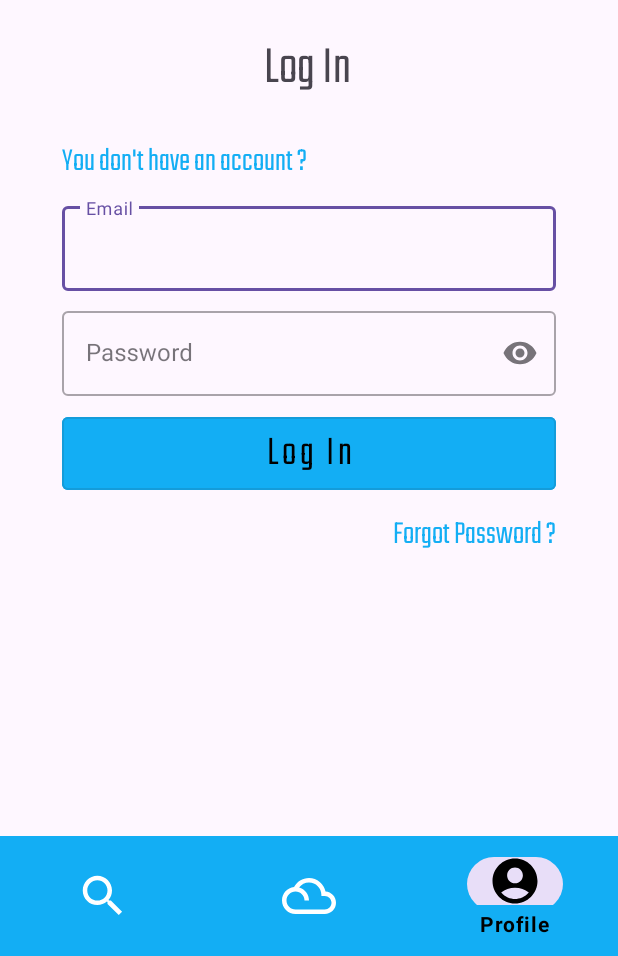
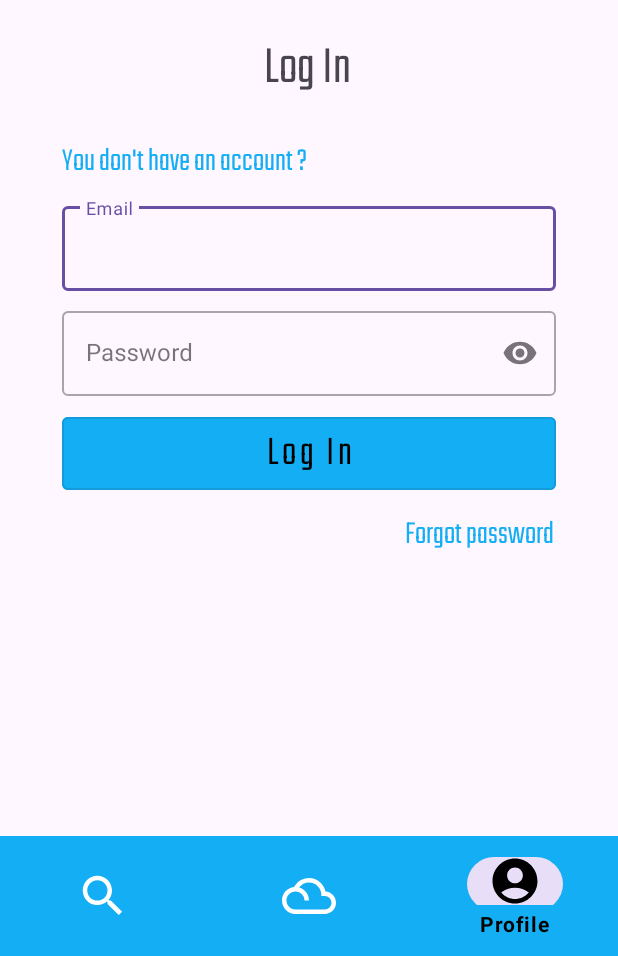
Before and after one commit to NolReaction/HandBook_Client, an Android app: the GuestProfile screen opened directly, with no data from a screen before it, on a phone screen of 412 x 824 dp, the part 280-1236 px from its top. Run offline under Robolectric (Android 15) with nearby library versions, the phone set to English and light mode, and no system bars; our stand-ins replace navigation-ui; network calls fail.

Commit message:
V0.9.8 Промежуточная русификация //

```diff
--- a/app/src/main/res/layout/fragment_guest_history.xml
+++ b/app/src/main/res/layout/fragment_guest_history.xml
@@ -26,7 +26,7 @@
         android:layout_height="wrap_content"
         android:layout_marginTop="20dp"
         android:fontFamily="@font/teko_font"
-        android:text="Ohh no"
+        android:text="@string/ohh_no"
         android:textSize="36sp"
         app:layout_constraintEnd_toEndOf="parent"
         app:layout_constraintHorizontal_bias="0.498"
@@ -39,7 +39,7 @@
         android:layout_height="wrap_content"
         android:layout_marginTop="64dp"
         android:fontFamily="@font/teko_font"
-        android:text="You are not authorized ! Only authorized user can keep history"
+        android:text="@string/you_are_not_authorized"
         android:textSize="30sp"
         app:layout_constraintEnd_toEndOf="parent"
         app:layout_constraintStart_toStartOf="parent"
@@ -54,7 +54,7 @@
         android:layout_marginTop="48dp"
         android:backgroundTint="@color/myBlue"
         android:fontFamily="@font/teko_font"
-        android:text="Go to profile"
+        android:text="@string/go_to_profile"
         android:textAllCaps="false"
         android:textColor="@color/black"
         android:textSize="28sp"
--- a/app/src/main/res/layout/fragment_guest_profile.xml
+++ b/app/src/main/res/layout/fragment_guest_profile.xml
@@ -26,7 +26,7 @@
         android:layout_height="wrap_content"
         android:layout_marginTop="20dp"
         android:fontFamily="@font/teko_font"
-        android:text="Log In"
+        android:text="@string/log_in"
         android:textSize="36sp"
         app:layout_constraintEnd_toEndOf="parent"
         app:layout_constraintHorizontal_bias="0.498"
@@ -40,7 +40,7 @@
         android:layout_height="wrap_content"
         android:layout_marginBottom="8dp"
         android:fontFamily="@font/teko_font"
-        android:text="You don't have an account ?"
+        android:text="@string/you_don_t_have_an_account_question"
         android:textSize="22sp"
         app:layout_constraintBottom_toTopOf="@+id/emailInputLayout"
         app:layout_constraintEnd_toEndOf="parent"
@@ -58,7 +58,7 @@
         app:layout_constraintWidth_percent="0.8"
         android:layout_height="wrap_content"
         android:layout_marginTop="60dp"
-        android:hint="Email"
+        android:hint="@string/email"
         app:layout_constraintEnd_toEndOf="parent"
         app:layout_constraintStart_toStartOf="parent"
         app:layout_constraintTop_toBottomOf="@id/login_textView" >
@@ -77,7 +77,7 @@
         app:layout_constraintWidth_percent="0.8"
         android:layout_height="wrap_content"
         android:layout_marginTop="8dp"
-        android:hint="Password"
+        android:hint="@string/password"
         app:endIconMode="password_toggle"
         app:layout_constraintEnd_toEndOf="parent"
         app:layout_constraintStart_toStartOf="parent"
@@ -96,7 +96,7 @@
         android:layout_width="0dp"
         android:layout_height="wrap_content"
         android:layout_marginTop="8dp"
-        android:text="Log In"
+        android:text="@string/log_in"
         android:textSize="28sp"
         android:fontFamily="@font/teko_font"
         style="@style/Widget.MaterialComponents.Button.OutlinedButton"
@@ -117,7 +117,7 @@
         android:clickable="true"
         android:focusable="true"
         android:fontFamily="@font/teko_font"
-        android:text="Forgot Password ?"
+        android:text="@string/forgot_password"
         android:textColor="@color/myBlue"
         android:textSize="22sp"
         app:layout_constraintEnd_toEndOf="parent"
--- a/app/src/main/res/layout/fragment_profile.xml
+++ b/app/src/main/res/layout/fragment_profile.xml
@@ -27,7 +27,7 @@
         android:layout_height="wrap_content"
         android:layout_marginTop="20dp"
         android:fontFamily="@font/teko_font"
-        android:text="Username"
+        android:text="@string/username"
         android:textSize="36sp"
         android:clickable="true"
         app:layout_constraintEnd_toEndOf="parent"
@@ -43,7 +43,7 @@
         android:layout_marginBottom="60dp"
         android:backgroundTint="@color/myBlue"
         android:fontFamily="@font/teko_font"
-        android:text="Log out"
+        android:text="@string/log_out"
         android:textAllCaps="false"
         android:textColor="@color/black"
         android:textSize="28sp"
--- a/app/src/main/res/layout/item_history.xml
+++ b/app/src/main/res/layout/item_history.xml
@@ -24,7 +24,7 @@
             android:id="@+id/place_name"
             android:layout_width="0dp"
             android:layout_height="wrap_content"
-            android:text="Название места"
+            android:text="@string/name_of_place"
             android:textSize="18sp"
             android:textStyle="bold"
             android:textColor="@color/black"
@@ -54,7 +54,7 @@
             android:layout_width="0dp"
             android:layout_height="wrap_content"
             android:layout_marginTop="4dp"
-            android:text="22.05.2025 16:56"
+            android:text="@string/Day_month_year_time"
             android:textSize="14sp"
             android:textColor="#666666"
             app:layout_constraintStart_toStartOf="@id/place_rating"
--- a/app/src/main/res/layout/item_place.xml
+++ b/app/src/main/res/layout/item_place.xml
@@ -25,7 +25,7 @@
             android:id="@+id/place_name"
             android:layout_width="0dp"
             android:layout_height="wrap_content"
-            android:text="Название места"
+            android:text="@string/name_of_place"
             android:textSize="18sp"
             android:textStyle="bold"
             android:textColor="@color/black"
--- a/app/src/main/res/menu/bottom_menu_auth.xml
+++ b/app/src/main/res/menu/bottom_menu_auth.xml
@@ -4,16 +4,16 @@
     <item
         android:id="@+id/search_item"
         android:icon="@drawable/ic_search_item"
-        android:title="Search" />
+        android:title="@string/search" />
 
     <item
         android:id="@+id/guestHistory_item"
         android:icon="@drawable/ic_history_item"
-        android:title="History" />
+        android:title="@string/history" />
 
     <item
         android:id="@+id/guestProfile_item"
         android:icon="@drawable/ic_profile_item"
-        android:title="Profile" />
+        android:title="@string/profile" />
 
 </menu>
--- a/app/src/main/res/menu/bottom_menu_main.xml
+++ b/app/src/main/res/menu/bottom_menu_main.xml
@@ -4,16 +4,16 @@
     <item
         android:id="@+id/search_item"
         android:icon="@drawable/ic_search_item"
-        android:title="Search" />
+        android:title="@string/search" />
 
     <item
         android:id="@+id/history_item"
         android:icon="@drawable/ic_history_item"
-        android:title="History" />
+        android:title="@string/history" />
 
     <item
         android:id="@+id/profile_item"
         android:icon="@drawable/ic_profile_item"
-        android:title="Profile" />
+        android:title="@string/profile" />
 
 </menu>
--- a/app/src/main/res/values/strings.xml
+++ b/app/src/main/res/values/strings.xml
@@ -1,6 +1,25 @@
 <resources>
-    <string name="app_name">Kursach_HandBook</string>
-    <string name="hello_blank_fragment">Hello blank fragment</string>
-    <string name="browsing_history">История просмотров</string>
+    <string name="app_name" translatable="false">Kursach_HandBook</string>
+    <string name="hello_blank_fragment" translatable="false">Hello blank fragment</string>
+    <string name="browsing_history">Browsing history</string>
     <string name="register">Register</string>
+    <string name="search">Search</string>
+    <string name="history">History</string>
+    <string name="profile">Profile</string>
+    <string name="forgot_password">Forgot password</string>
+    <string name="email">Email</string>
+    <string name="send_a_recovery_letter">Send a recovery letter</string>
+    <string name="ohh_no">Ohh no</string>
+    <string name="you_are_not_authorized">You are not authorized ! Only authorized user can keep history</string>
+    <string name="go_to_profile">Go to profile</string>
+    <string name="log_in">Log In</string>
+    <string name="you_don_t_have_an_account_question">You don\'t have an account ?</string>
+    <string name="password">Password</string>
+    <string name="username">Username</string>
+    <string name="log_out">Log out</string>
+    <string name="registration">Registration</string>
+    <string name="repeat_password">Repeat password</string>
+    <string name="back">Back</string>
+    <string name="name_of_place" translatable="false">Name of place</string>
+    <string name="Day_month_year_time" translatable="false">22.05.2025 16:56</string>
 </resources>
```
Also changed, not shown: app/src/main/java/com/example/kursach_handbook/ui/authorization/AuthViewModel.kt (+6 -6 lines), app/src/main/res/layout/fragment_forgot_password.xml (+5 -5 lines), app/src/main/res/layout/fragment_registration.xml (+5 -5 lines), app/src/main/res/values/styles.xml (added, +45 -0 lines), 3 other files.
